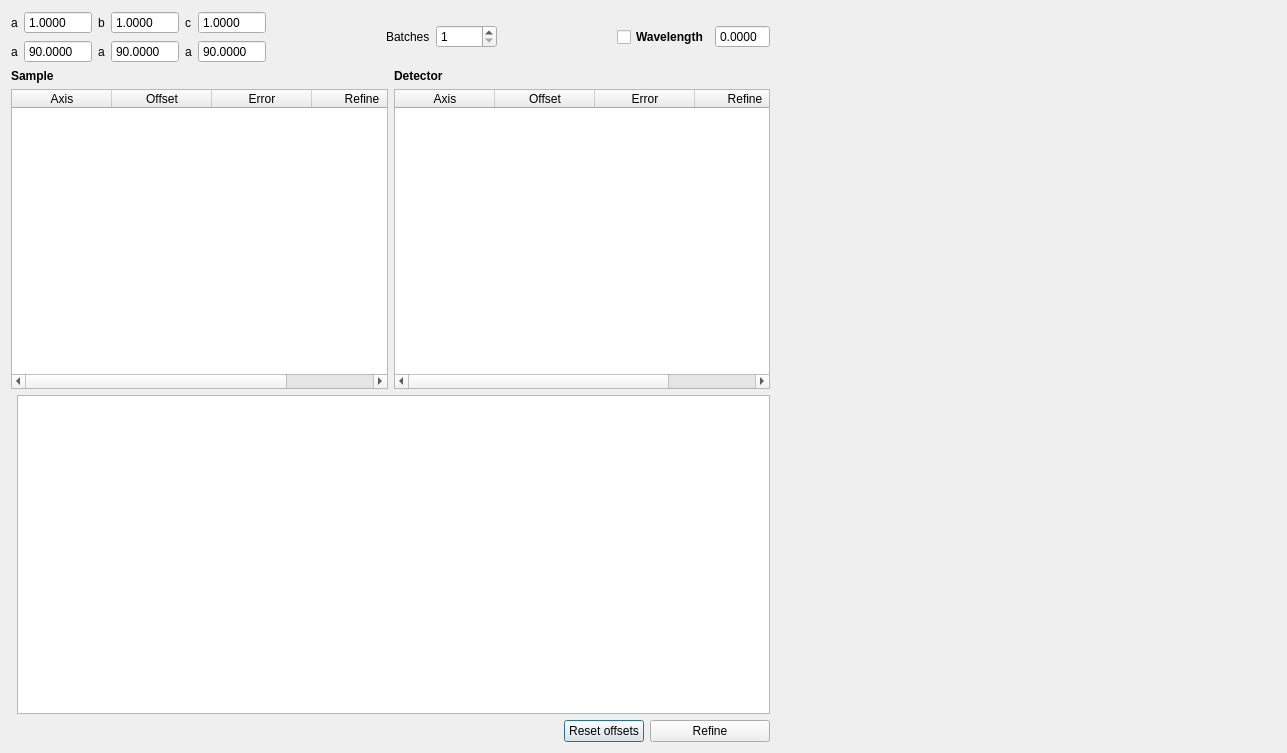
Qt form apps/nsxqt/ui/DialogRefineUnitCell.ui (k61n/openhkl) before a commit.
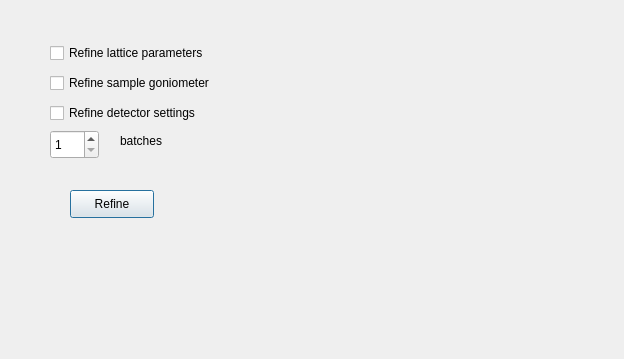
The same form after that commit. Custom widgets are drawn as their Qt base class.

What changed in the file:
```diff
--- a/apps/nsxqt/ui/DialogRefineUnitCell.ui
+++ b/apps/nsxqt/ui/DialogRefineUnitCell.ui
@@ -6,8 +6,8 @@
    <rect>
     <x>0</x>
     <y>0</y>
-    <width>1287</width>
-    <height>753</height>
+    <width>624</width>
+    <height>359</height>
    </rect>
   </property>
   <property name="minimumSize">
@@ -22,449 +22,88 @@
   <property name="styleSheet">
    <string notr="true"/>
   </property>
-  <layout class="QGridLayout" name="gridLayout_3">
-   <item row="0" column="0">
-    <layout class="QGridLayout" name="gridLayout_2">
-     <item row="3" column="0" colspan="2">
-      <layout class="QHBoxLayout" name="horizontalLayout_4">
-       <item>
-        <spacer name="horizontalSpacer_2">
-         <property name="orientation">
-          <enum>Qt::Horizontal</enum>
-         </property>
-         <property name="sizeHint" stdset="0">
-          <size>
-           <width>40</width>
-           <height>20</height>
-          </size>
-         </property>
-        </spacer>
-       </item>
-       <item>
-        <widget class="QPushButton" name="pushButton_Reset">
-         <property name="enabled">
-          <bool>true</bool>
-         </property>
-         <property name="sizePolicy">
-          <sizepolicy hsizetype="Fixed" vsizetype="Fixed">
-           <horstretch>0</horstretch>
-           <verstretch>0</verstretch>
-          </sizepolicy>
-         </property>
-         <property name="styleSheet">
-          <string notr="true"/>
-         </property>
-         <property name="text">
-          <string>Reset offsets</string>
-         </property>
-        </widget>
-       </item>
-       <item>
-        <widget class="QPushButton" name="pushButton_Refine">
-         <property name="enabled">
-          <bool>true</bool>
-         </property>
-         <property name="sizePolicy">
-          <sizepolicy hsizetype="Fixed" vsizetype="Fixed">
-           <horstretch>0</horstretch>
-           <verstretch>0</verstretch>
-          </sizepolicy>
-         </property>
-         <property name="minimumSize">
-          <size>
-           <width>120</width>
-           <height>0</height>
-          </size>
-         </property>
-         <property name="toolTip">
-          <string>&lt;html&gt;&lt;head/&gt;&lt;body&gt;&lt;p&gt;Refine Unit-Cell and diffractometer offsets.&lt;/p&gt;&lt;/body&gt;&lt;/html&gt;</string>
-         </property>
-         <property name="styleSheet">
-          <string notr="true"/>
-         </property>
-         <property name="text">
-          <string>Refine</string>
-         </property>
-        </widget>
-       </item>
-      </layout>
-     </item>
-     <item row="0" column="0" colspan="2">
-      <layout class="QHBoxLayout" name="horizontalLayout_2">
-       <item>
-        <layout class="QGridLayout" name="gridLayout">
-         <item row="0" column="2">
-          <widget class="QLabel" name="labelb">
-           <property name="text">
-            <string>b</string>
-           </property>
-          </widget>
-         </item>
-         <item row="0" column="0">
-          <widget class="QLabel" name="labela">
-           <property name="text">
-            <string>a</string>
-           </property>
-          </widget>
-         </item>
-         <item row="1" column="0">
-          <widget class="QLabel" name="labelalpha">
-           <property name="text">
-            <string>a</string>
-           </property>
-           <property name="textFormat">
-            <enum>Qt::PlainText</enum>
-           </property>
-          </widget>
-         </item>
-         <item row="0" column="1">
-          <widget class="QDoubleSpinBox" name="doubleSpinBoxa">
-           <property name="readOnly">
-            <bool>true</bool>
-           </property>
-           <property name="buttonSymbols">
-            <enum>QAbstractSpinBox::NoButtons</enum>
-           </property>
-           <property name="decimals">
-            <number>4</number>
-           </property>
-           <property name="maximum">
-            <double>1000.000000000000000</double>
-           </property>
-           <property name="value">
-            <double>1.000000000000000</double>
-           </property>
-          </widget>
-         </item>
-         <item row="1" column="2">
-          <widget class="QLabel" name="labelbeta">
-           <property name="text">
-            <string>a</string>
-           </property>
-          </widget>
-         </item>
-         <item row="1" column="3">
-          <widget class="QDoubleSpinBox" name="doubleSpinBoxbeta">
-           <property name="readOnly">
-            <bool>true</bool>
-           </property>
-           <property name="buttonSymbols">
-            <enum>QAbstractSpinBox::NoButtons</enum>
-           </property>
-           <property name="decimals">
-            <number>4</number>
-           </property>
-           <property name="maximum">
-            <double>1000.000000000000000</double>
-           </property>
-           <property name="value">
-            <double>90.000000000000000</double>
-           </property>
-          </widget>
-         </item>
-         <item row="1" column="4">
-          <widget class="QLabel" name="labelgamma">
-           <property name="text">
-            <string>a</string>
-           </property>
-          </widget>
-         </item>
-         <item row="0" column="3">
-          <widget class="QDoubleSpinBox" name="doubleSpinBoxb">
-           <property name="readOnly">
-            <bool>true</bool>
-           </property>
-           <property name="buttonSymbols">
-            <enum>QAbstractSpinBox::NoButtons</enum>
-           </property>
-           <property name="decimals">
-            <number>4</number>
-           </property>
-           <property name="maximum">
-            <double>1000.000000000000000</double>
-           </property>
-           <property name="value">
-            <double>1.000000000000000</double>
-           </property>
-          </widget>
-         </item>
-         <item row="1" column="1">
-          <widget class="QDoubleSpinBox" name="doubleSpinBoxalpha">
-           <property name="readOnly">
-            <bool>true</bool>
-           </property>
-           <property name="buttonSymbols">
-            <enum>QAbstractSpinBox::NoButtons</enum>
-           </property>
-           <property name="decimals">
-            <number>4</number>
-           </property>
-           <property name="maximum">
-            <double>1000.000000000000000</double>
-           </property>
-           <property name="value">
-            <double>90.000000000000000</double>
-           </property>
-          </widget>
-         </item>
-         <item row="1" column="5">
-          <widget class="QDoubleSpinBox" name="doubleSpinBoxgamma">
-           <property name="readOnly">
-            <bool>true</bool>
-           </property>
-           <property name="buttonSymbols">
-            <enum>QAbstractSpinBox::NoButtons</enum>
-           </property>
-           <property name="decimals">
-            <number>4</number>
-           </property>
-           <property name="maximum">
-            <double>1000.000000000000000</double>
-           </property>
-           <property name="value">
-            <double>90.000000000000000</double>
-           </property>
-          </widget>
-         </item>
-         <item row="0" column="4">
-          <widget class="QLabel" name="labelc">
-           <property name="text">
-            <string>c</string>
-           </property>
-          </widget>
-         </item>
-         <item row="0" column="5">
-          <widget class="QDoubleSpinBox" name="doubleSpinBoxc">
-           <property name="readOnly">
-            <bool>true</bool>
-           </property>
-           <property name="buttonSymbols">
-            <enum>QAbstractSpinBox::NoButtons</enum>
-           </property>
-           <property name="decimals">
-            <number>4</number>
-           </property>
-           <property name="maximum">
-            <double>1000.000000000000000</double>
-           </property>
-           <property name="value">
-            <double>1.000000000000000</double>
-           </property>
-          </widget>
-         </item>
-        </layout>
-       </item>
-       <item>
-        <spacer name="horizontalSpacer">
-         <property name="orientation">
-          <enum>Qt::Horizontal</enum>
-         </property>
-         <property name="sizeHint" stdset="0">
-          <size>
-           <width>40</width>
-           <height>20</height>
-          </size>
-         </property>
-        </spacer>
-       </item>
-       <item>
-        <widget class="QLabel" name="label_3">
-         <property name="text">
-          <string>Batches</string>
-         </property>
-        </widget>
-       </item>
-       <item>
-        <widget class="QSpinBox" name="spinBoxBatches">
-         <property name="minimum">
-          <number>1</number>
-         </property>
-         <property name="maximum">
-          <number>10000</number>
-         </property>
-        </widget>
-       </item>
-       <item>
-        <spacer name="horizontalSpacer_3">
-         <property name="orientation">
-          <enum>Qt::Horizontal</enum>
-         </property>
-         <property name="sizeHint" stdset="0">
-          <size>
-           <width>40</width>
-           <height>20</height>
-          </size>
-         </property>
-        </spacer>
-       </item>
-       <item>
-        <layout class="QHBoxLayout" name="horizontalLayout">
-         <item>
-          <widget class="QCheckBox" name="checkBox_Wavelength">
-           <property name="font">
-            <font>
-             <weight>75</weight>
-             <bold>true</bold>
-            </font>
-           </property>
-           <property name="text">
-            <string>Wavelength</string>
-           </property>
-          </widget>
-         </item>
-         <item>
-          <widget class="QDoubleSpinBox" name="doubleSpinBox_Wavelength">
-           <property name="buttonSymbols">
-            <enum>QAbstractSpinBox::NoButtons</enum>
-           </property>
-           <property name="decimals">
-            <number>4</number>
-           </property>
-          </widget>
-         </item>
-        </layout>
-       </item>
-      </layout>
-     </item>
-     <item row="1" column="0" colspan="2">
-      <layout class="QHBoxLayout" name="horizontalLayout_3">
-       <item>
-        <layout class="QVBoxLayout" name="verticalLayout">
-         <item>
-          <widget class="QLabel" name="label">
-           <property name="font">
-            <font>
-             <weight>75</weight>
-             <bold>true</bold>
-            </font>
-           </property>
-           <property name="text">
-            <string>Sample</string>
-           </property>
-          </widget>
-         </item>
-         <item>
-          <widget class="QTableWidget" name="tableWidget_Sample">
-           <property name="styleSheet">
-            <string notr="true"/>
-           </property>
-           <property name="lineWidth">
-            <number>0</number>
-           </property>
-           <property name="editTriggers">
-            <set>QAbstractItemView::AllEditTriggers</set>
-           </property>
-           <column>
-            <property name="text">
-             <string>Axis</string>
-            </property>
-           </column>
-           <column>
-            <property name="text">
-             <string>Offset</string>
-            </property>
-           </column>
-           <column>
-            <property name="text">
-             <string>Error</string>
-            </property>
-           </column>
-           <column>
-            <property name="text">
-             <string>Refine</string>
-            </property>
-           </column>
-          </widget>
-         </item>
-        </layout>
-       </item>
-       <item>
-        <layout class="QVBoxLayout" name="verticalLayout_2">
-         <item>
-          <widget class="QLabel" name="label_2">
-           <property name="font">
-            <font>
-             <weight>75</weight>
-             <bold>true</bold>
-            </font>
-           </property>
-           <property name="text">
-            <string>Detector</string>
-           </property>
-          </widget>
-         </item>
-         <item>
-          <widget class="QTableWidget" name="tableWidget_Detector">
-           <property name="styleSheet">
-            <string notr="true"/>
-           </property>
-           <property name="lineWidth">
-            <number>0</number>
-           </property>
-           <property name="editTriggers">
-            <set>QAbstractItemView::AllEditTriggers</set>
-           </property>
-           <column>
-            <property name="text">
-             <string>Axis</string>
-            </property>
-           </column>
-           <column>
-            <property name="text">
-             <string>Offset</string>
-            </property>
-           </column>
-           <column>
-            <property name="text">
-             <string>Error</string>
-            </property>
-           </column>
-           <column>
-            <property name="text">
-             <string>Refine</string>
-            </property>
-           </column>
-          </widget>
-         </item>
-        </layout>
-       </item>
-      </layout>
-     </item>
-     <item row="2" column="1">
-      <layout class="QHBoxLayout" name="horizontalLayout_5">
-       <item>
-        <widget class="QTextEdit" name="textEdit_Solution">
-         <property name="styleSheet">
-          <string notr="true"/>
-         </property>
-         <property name="readOnly">
-          <bool>true</bool>
-         </property>
-        </widget>
-       </item>
-      </layout>
-     </item>
-    </layout>
-   </item>
-   <item row="0" column="1">
-    <widget class="QCustomPlot" name="plotWidget" native="true">
-     <property name="minimumSize">
-      <size>
-       <width>500</width>
-       <height>500</height>
-      </size>
-     </property>
-    </widget>
-   </item>
-  </layout>
+  <widget class="QCheckBox" name="checkBoxRefineLattice">
+   <property name="geometry">
+    <rect>
+     <x>50</x>
+     <y>40</y>
+     <width>191</width>
+     <height>26</height>
+    </rect>
+   </property>
+   <property name="text">
+    <string>Refine lattice parameters</string>
+   </property>
+  </widget>
+  <widget class="QCheckBox" name="checkBoxRefineSample">
+   <property name="geometry">
+    <rect>
+     <x>50</x>
+     <y>70</y>
+     <width>201</width>
+     <height>26</height>
+    </rect>
+   </property>
+   <property name="text">
+    <string>Refine sample goniometer</string>
+   </property>
+  </widget>
+  <widget class="QCheckBox" name="checkBoxRefineDetector">
+   <property name="geometry">
+    <rect>
+     <x>50</x>
+     <y>100</y>
+     <width>181</width>
+     <height>26</height>
+    </rect>
+   </property>
+   <property name="text">
+    <string>Refine detector settings</string>
+   </property>
+  </widget>
+  <widget class="QSpinBox" name="spinBoxBatches">
+   <property name="geometry">
+    <rect>
+     <x>50</x>
+     <y>130</y>
+     <width>49</width>
+     <height>29</height>
+    </rect>
+   </property>
+   <property name="minimum">
+    <number>1</number>
+   </property>
+   <property name="maximum">
+    <number>10000</number>
+   </property>
+  </widget>
+  <widget class="QLabel" name="label">
+   <property name="geometry">
+    <rect>
+     <x>120</x>
+     <y>130</y>
+     <width>63</width>
+     <height>21</height>
+    </rect>
+   </property>
+   <property name="text">
+    <string>batches</string>
+   </property>
+  </widget>
+  <widget class="QPushButton" name="pushButtonRefine">
+   <property name="geometry">
+    <rect>
+     <x>70</x>
+     <y>190</y>
+     <width>84</width>
+     <height>28</height>
+    </rect>
+   </property>
+   <property name="text">
+    <string>Refine</string>
+   </property>
+  </widget>
  </widget>
- <customwidgets>
-  <customwidget>
-   <class>QCustomPlot</class>
-   <extends>QWidget</extends>
-   <container>1</container>
-  </customwidget>
- </customwidgets>
  <resources/>
  <connections/>
 </ui>
```
